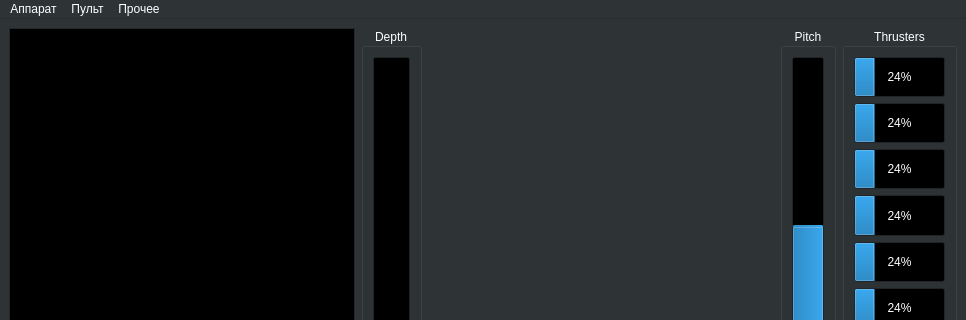
Above: mainwindow.ui from hydronautics-team/PoolsideGUI before the change; both pictures show x 0 to 966 and y 0 to 320 of the 966 by 582 pixel window. Below: the same form after it.
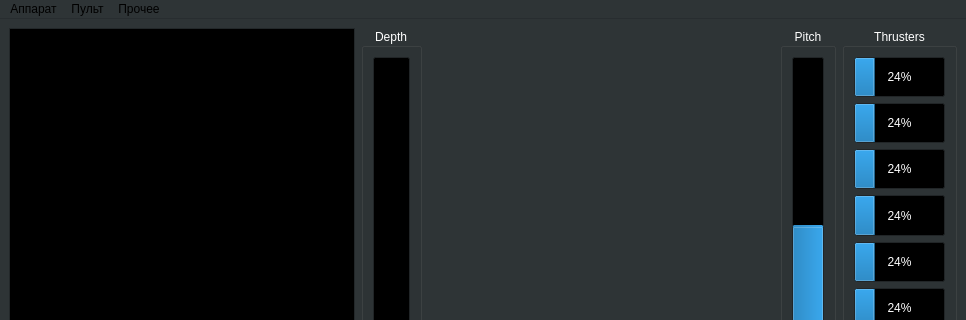
That is the form after the change. Custom widgets are drawn as their Qt base class.

Patch:
```diff
--- a/mainwindow.ui
+++ b/mainwindow.ui
@@ -1066,9 +1066,46 @@
      <x>0</x>
      <y>0</y>
      <width>966</width>
-     <height>22</height>
+     <height>21</height>
     </rect>
    </property>
+   <property name="palette">
+    <palette>
+     <active>
+      <colorrole role="ButtonText">
+       <brush brushstyle="SolidPattern">
+        <color alpha="255">
+         <red>0</red>
+         <green>0</green>
+         <blue>0</blue>
+        </color>
+       </brush>
+      </colorrole>
+     </active>
+     <inactive>
+      <colorrole role="ButtonText">
+       <brush brushstyle="SolidPattern">
+        <color alpha="255">
+         <red>0</red>
+         <green>0</green>
+         <blue>0</blue>
+        </color>
+       </brush>
+      </colorrole>
+     </inactive>
+     <disabled>
+      <colorrole role="ButtonText">
+       <brush brushstyle="SolidPattern">
+        <color alpha="255">
+         <red>23</red>
+         <green>26</green>
+         <blue>27</blue>
+        </color>
+       </brush>
+      </colorrole>
+     </disabled>
+    </palette>
+   </property>
    <widget class="QMenu" name="menuBarControlBox">
     <property name="title">
      <string>Пульт</string>
```
